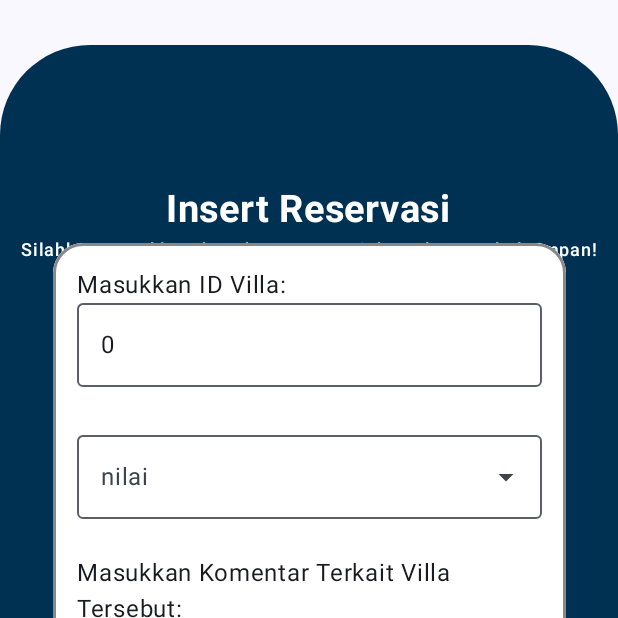
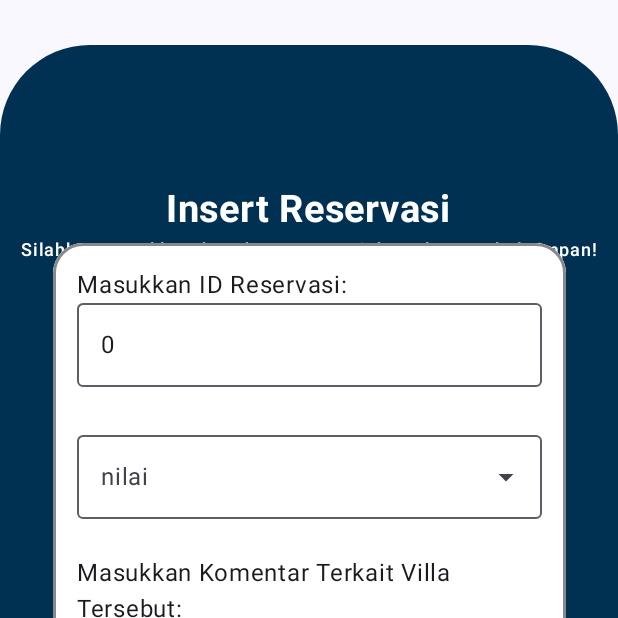
Before and after one commit to Rangga857/A14_150, an Android app built with Jetpack Compose: the InsertReviewView screen opened through its navigation route, on a phone screen of 412 x 824 dp, the top half of it. Run offline under Robolectric (Android 15) with nearby library versions, the light colour scheme and no system bars; libraries missing offline, so code that uses them is left out: com.jakewharton.retrofit2.

Commit message:
Revisi text in view insert review

```diff
--- a/app/src/main/java/com/example/finalproject/ui/view/review/InsertReviewView.kt
+++ b/app/src/main/java/com/example/finalproject/ui/view/review/InsertReviewView.kt
@@ -184,7 +184,7 @@ fun FormReview(
     Column(
         modifier = modifier.fillMaxWidth()
     ) {
-        Text(text = "Masukkan ID Villa:")
+        Text(text = "Masukkan ID Reservasi:")
         OutlinedTextField(
             modifier = Modifier.fillMaxWidth(),
             value = insertReviewUiEvent.reservasi.toString(),
```
